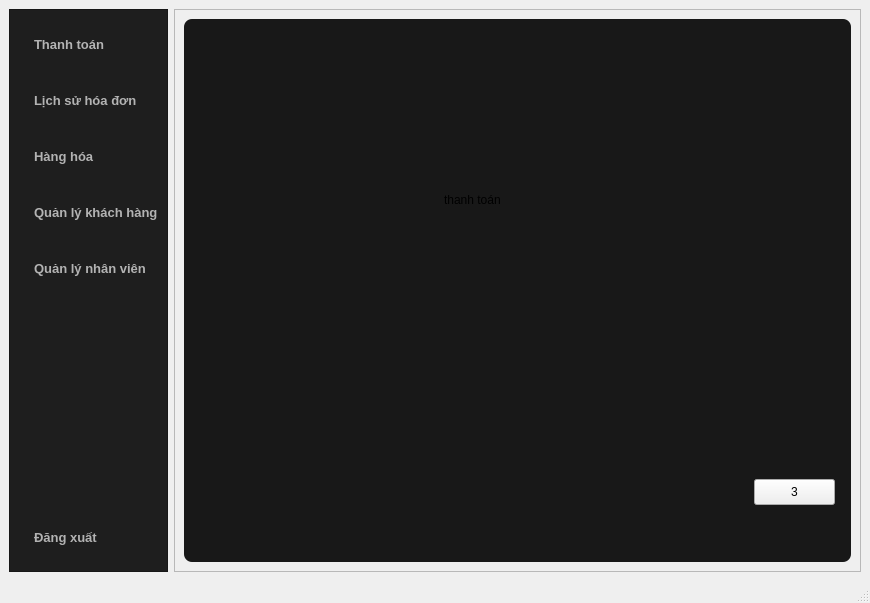
Old version of the form source code/ui/winUser.ui in the repository phandinhngocthangai25/Supermarket_system.
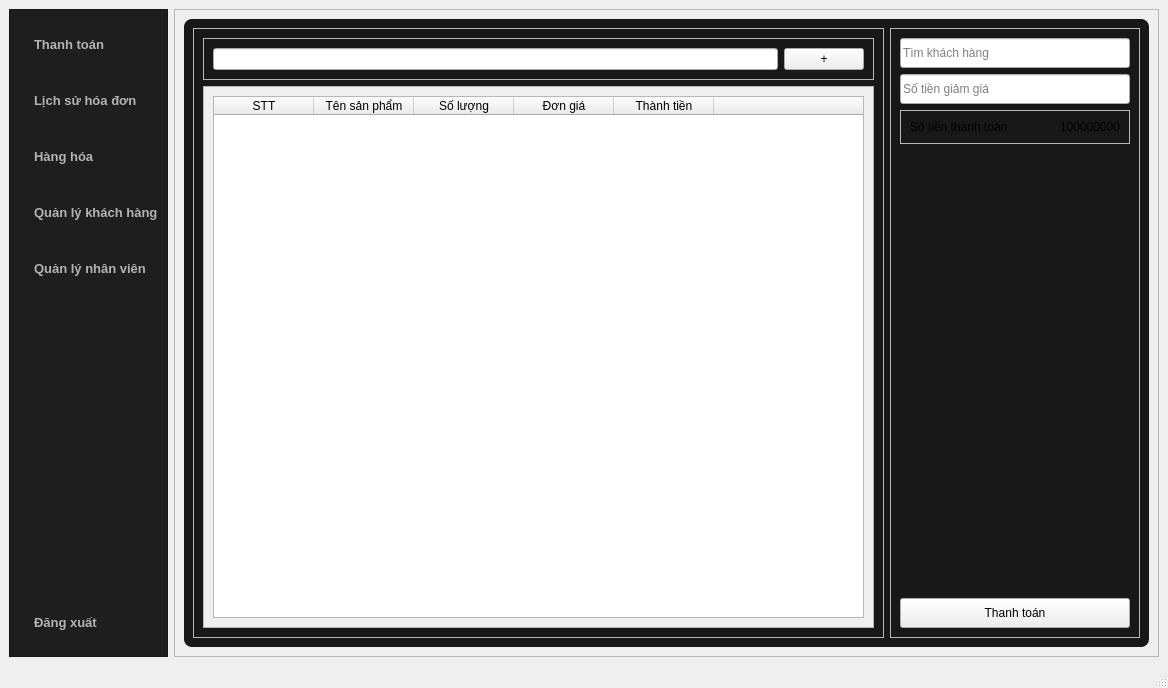
New version of the form. The open tabs and pages were chosen to show the change.

```diff
--- a/source code/ui/winUser.ui
+++ b/source code/ui/winUser.ui
@@ -6,8 +6,8 @@
    <rect>
     <x>0</x>
     <y>0</y>
-    <width>870</width>
-    <height>603</height>
+    <width>1168</width>
+    <height>688</height>
    </rect>
   </property>
   <property name="windowTitle">
@@ -185,32 +185,203 @@
           <number>4</number>
          </property>
          <widget class="QWidget" name="pagePayment">
-          <widget class="QPushButton" name="pushButton_3">
-           <property name="geometry">
-            <rect>
-             <x>570</x>
-             <y>460</y>
-             <width>81</width>
-             <height>26</height>
-            </rect>
-           </property>
-           <property name="text">
-            <string>3</string>
-           </property>
-          </widget>
-          <widget class="QLabel" name="label">
-           <property name="geometry">
-            <rect>
-             <x>260</x>
-             <y>150</y>
-             <width>91</width>
-             <height>61</height>
-            </rect>
-           </property>
-           <property name="text">
-            <string>thanh toán</string>
-           </property>
-          </widget>
+          <layout class="QHBoxLayout" name="horizontalLayout_2">
+           <item>
+            <widget class="QFrame" name="frameCart">
+             <property name="frameShape">
+              <enum>QFrame::Shape::StyledPanel</enum>
+             </property>
+             <property name="frameShadow">
+              <enum>QFrame::Shadow::Raised</enum>
+             </property>
+             <layout class="QVBoxLayout" name="verticalLayout_4">
+              <item>
+               <widget class="QFrame" name="frame">
+                <property name="frameShape">
+                 <enum>QFrame::Shape::StyledPanel</enum>
+                </property>
+                <property name="frameShadow">
+                 <enum>QFrame::Shadow::Raised</enum>
+                </property>
+                <layout class="QHBoxLayout" name="horizontalLayout_4">
+                 <item>
+                  <widget class="QLineEdit" name="txtSearchProduct"/>
+                 </item>
+                 <item>
+                  <widget class="QPushButton" name="btnAddProduct">
+                   <property name="text">
+                    <string>+</string>
+                   </property>
+                  </widget>
+                 </item>
+                </layout>
+               </widget>
+              </item>
+              <item>
+               <widget class="QScrollArea" name="scrollCartContainer">
+                <property name="widgetResizable">
+                 <bool>true</bool>
+                </property>
+                <widget class="QWidget" name="scrollAreaWidgetContents">
+                 <property name="geometry">
+                  <rect>
+                   <x>0</x>
+                   <y>0</y>
+                   <width>664</width>
+                   <height>496</height>
+                  </rect>
+                 </property>
+                 <layout class="QVBoxLayout" name="verticalLayout_5">
+                  <item>
+                   <widget class="QTableWidget" name="tableCartItems">
+                    <attribute name="horizontalHeaderStretchLastSection">
+                     <bool>true</bool>
+                    </attribute>
+                    <column>
+                     <property name="text">
+                      <string>STT</string>
+                     </property>
+                    </column>
+                    <column>
+                     <property name="text">
+                      <string>Tên sản phẩm</string>
+                     </property>
+                    </column>
+                    <column>
+                     <property name="text">
+                      <string>Số lượng</string>
+                     </property>
+                    </column>
+                    <column>
+                     <property name="text">
+                      <string>Đơn giá</string>
+                     </property>
+                    </column>
+                    <column>
+                     <property name="text">
+                      <string>Thành tiền</string>
+                     </property>
+                    </column>
+                    <column>
+                     <property name="text">
+                      <string/>
+                     </property>
+                    </column>
+                   </widget>
+                  </item>
+                 </layout>
+                </widget>
+               </widget>
+              </item>
+             </layout>
+            </widget>
+           </item>
+           <item>
+            <widget class="QFrame" name="frameCheckout">
+             <property name="maximumSize">
+              <size>
+               <width>250</width>
+               <height>16777215</height>
+              </size>
+             </property>
+             <property name="frameShape">
+              <enum>QFrame::Shape::StyledPanel</enum>
+             </property>
+             <property name="frameShadow">
+              <enum>QFrame::Shadow::Raised</enum>
+             </property>
+             <layout class="QVBoxLayout" name="verticalLayout_3">
+              <item>
+               <widget class="QLineEdit" name="txtSearchCustomer">
+                <property name="minimumSize">
+                 <size>
+                  <width>0</width>
+                  <height>30</height>
+                 </size>
+                </property>
+                <property name="placeholderText">
+                 <string>Tìm khách hàng</string>
+                </property>
+               </widget>
+              </item>
+              <item>
+               <widget class="QLineEdit" name="txtDiscount">
+                <property name="minimumSize">
+                 <size>
+                  <width>0</width>
+                  <height>30</height>
+                 </size>
+                </property>
+                <property name="placeholderText">
+                 <string>Số tiền giảm giá</string>
+                </property>
+               </widget>
+              </item>
+              <item>
+               <widget class="QFrame" name="frame_3">
+                <property name="minimumSize">
+                 <size>
+                  <width>0</width>
+                  <height>30</height>
+                 </size>
+                </property>
+                <property name="frameShape">
+                 <enum>QFrame::Shape::StyledPanel</enum>
+                </property>
+                <property name="frameShadow">
+                 <enum>QFrame::Shadow::Raised</enum>
+                </property>
+                <layout class="QHBoxLayout" name="horizontalLayout_3">
+                 <item>
+                  <widget class="QLabel" name="label">
+                   <property name="text">
+                    <string>Số tiền thanh toán</string>
+                   </property>
+                  </widget>
+                 </item>
+                 <item>
+                  <widget class="QLabel" name="txtFinalAmount">
+                   <property name="text">
+                    <string>100000000</string>
+                   </property>
+                   <property name="alignment">
+                    <set>Qt::AlignmentFlag::AlignRight|Qt::AlignmentFlag::AlignTrailing|Qt::AlignmentFlag::AlignVCenter</set>
+                   </property>
+                  </widget>
+                 </item>
+                </layout>
+               </widget>
+              </item>
+              <item>
+               <spacer name="verticalSpacer_2">
+                <property name="orientation">
+                 <enum>Qt::Orientation::Vertical</enum>
+                </property>
+                <property name="sizeHint" stdset="0">
+                 <size>
+                  <width>20</width>
+                  <height>40</height>
+                 </size>
+                </property>
+               </spacer>
+              </item>
+              <item>
+               <widget class="QPushButton" name="pushButton_3">
+                <property name="minimumSize">
+                 <size>
+                  <width>0</width>
+                  <height>30</height>
+                 </size>
+                </property>
+                <property name="text">
+                 <string>Thanh toán</string>
+                </property>
+               </widget>
+              </item>
+             </layout>
+            </widget>
+           </item>
+          </layout>
          </widget>
          <widget class="QWidget" name="pageHistory">
           <widget class="QPushButton" name="pushButton_2">
```
Left out of the diff: 4 changed lines with no effect on the pictures.
